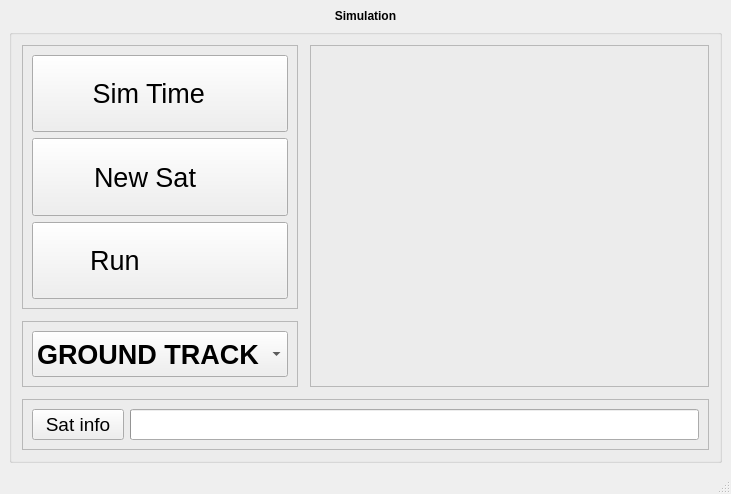
Above: src/gui/MainUI.ui from PatoGranate/Mission-Planner before the change. Below: the same form after it.
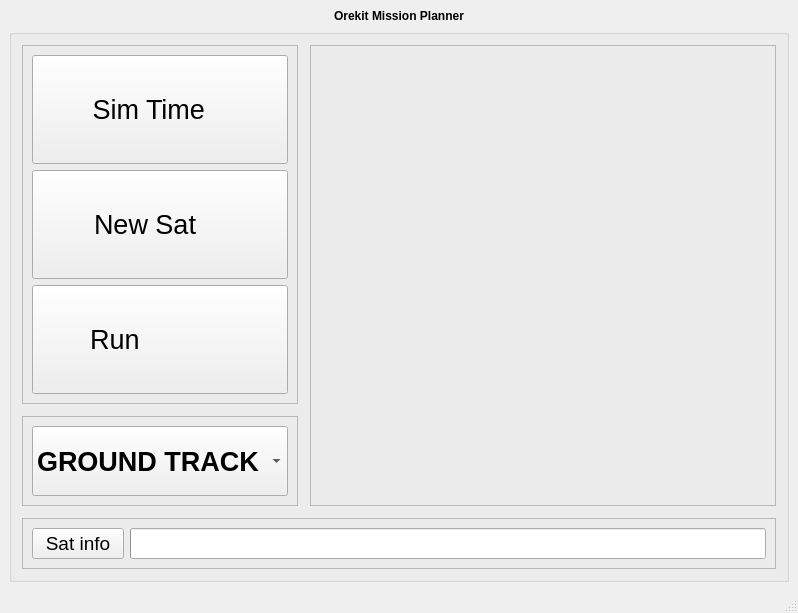
That is the form after the change. Icons and pictures are not drawn.

The edit to the form file:
```diff
--- a/src/gui/MainUI.ui
+++ b/src/gui/MainUI.ui
@@ -6,8 +6,8 @@
    <rect>
     <x>0</x>
     <y>0</y>
-    <width>731</width>
-    <height>494</height>
+    <width>798</width>
+    <height>613</height>
    </rect>
   </property>
   <property name="minimumSize">
@@ -48,7 +48,7 @@
        </font>
       </property>
       <property name="text">
-       <string>Simulation</string>
+       <string>Orekit Mission Planner</string>
       </property>
       <property name="alignment">
        <set>Qt::AlignCenter</set>
```
Left out of the diff: 2 changed lines with no effect on the pictures.
